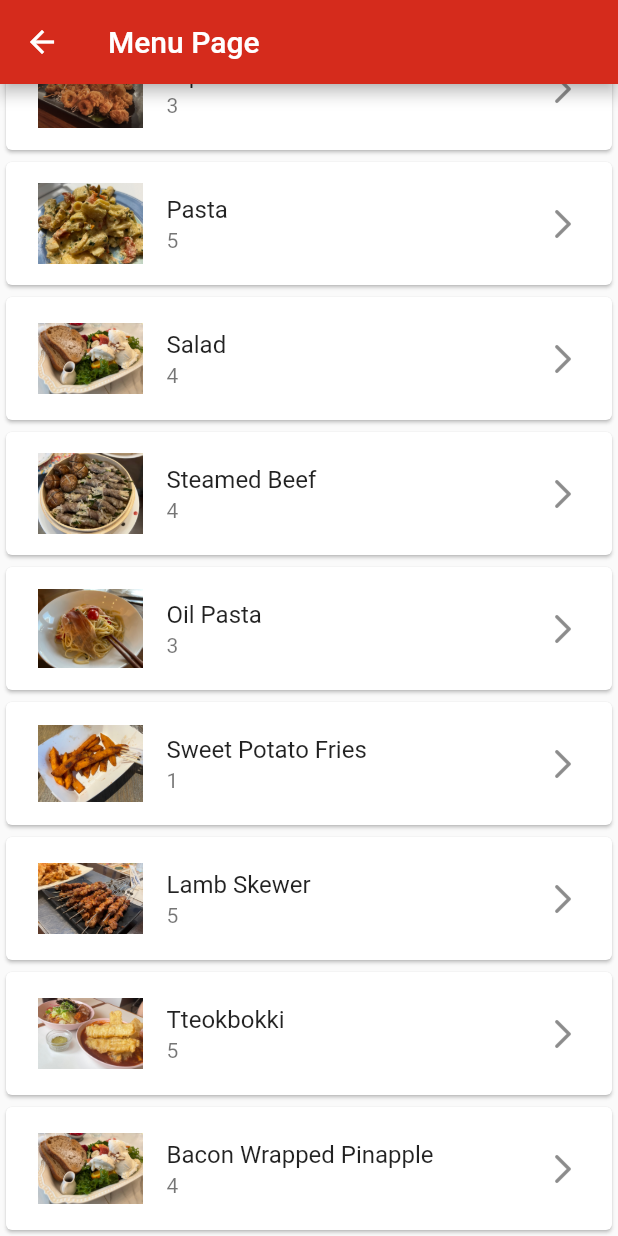
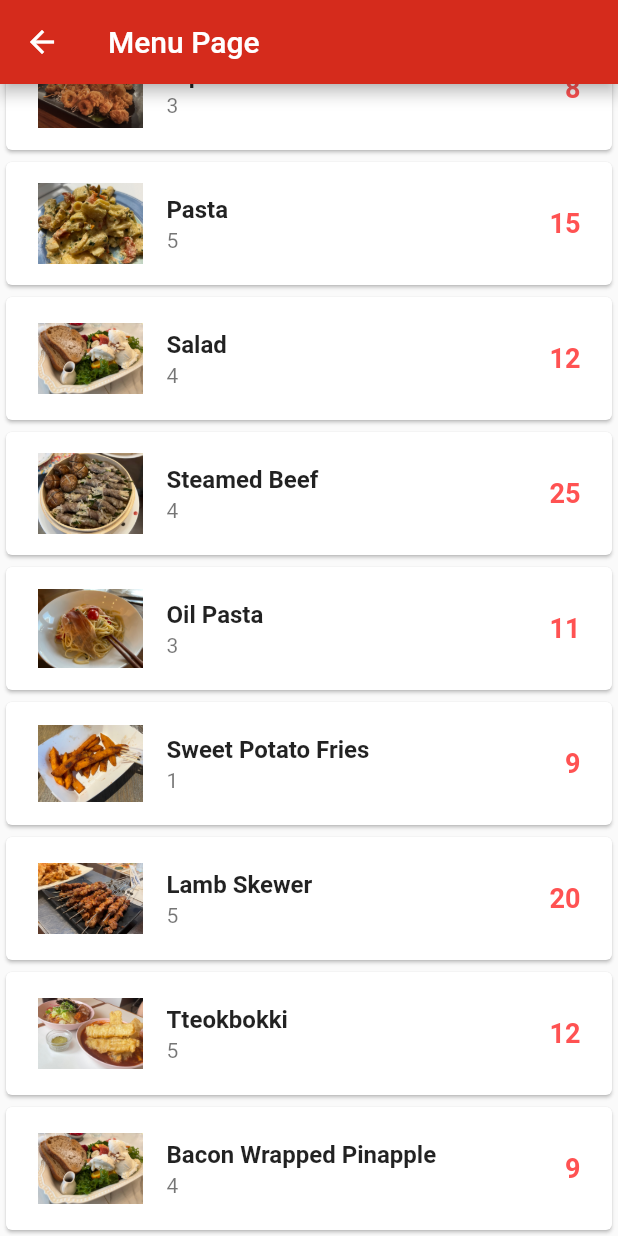
Before and after one commit to Haesun-Lee/tap_review, a Flutter app: the MenuPage screen opened by its route, scrolled down 42 dp, on a phone screen of 412 x 824 dp. Run offline on Flutter 3.47's test engine with Material 2 defaults, Android fonts, the phone set to English and light mode, and no system bars; missing offline and left inert: dart:ffi.

Commit message:
updated price and arrows

```diff
--- a/lib/utils/menu.dart
+++ b/lib/utils/menu.dart
@@ -6,12 +6,14 @@ class Menu {
   String menu_name;
   String description;
   String imageUrl;
+  int price;
   int rating;
 
   Menu(
       {required this.menu_name,
       required this.description,
       required this.imageUrl,
+      required this.price,
       required this.rating});
 }
 
@@ -20,46 +22,55 @@ List<Menu> MenuList = [
       menu_name: 'Squid Fries',
       description: 'This is very delicious fries made by Haesun',
       imageUrl: 'assets/Fries.jpeg',
+      price: 8,
       rating: 3),
   Menu(
       menu_name: 'Pasta',
       description: 'This is a Homemade pasta made by GT turtle',
       imageUrl: 'assets/Pasta.jpeg',
+      price: 15,
       rating: 5),
   Menu(
       menu_name: 'Salad',
       description: 'This is a Salad that I had back in Korea',
       imageUrl: 'assets/Salad.jpeg',
+      price: 12,
       rating: 4),
   Menu(
       menu_name: 'Steamed Beef',
       description:
           'This is very delicious Pyon Baek steam(shabu-shabu) made by Daeun',
       imageUrl: 'assets/Steamed.jpeg',
+      price: 25,
       rating: 4),
   Menu(
       menu_name: 'Oil Pasta',
       description: 'This is a Homemade oil pasta made by Kahye',
       imageUrl: 'assets/Oil_Pasta.jpeg',
+      price: 11,
       rating: 3),
   Menu(
       menu_name: 'Sweet Potato Fries',
       description: 'This is a Sweet potato fries by Dink Tea',
       imageUrl: 'assets/SweetPotato.jpeg',
+      price: 9,
       rating: 1),
   Menu(
       menu_name: 'Lamb Skewer',
       description: 'This is a very delicious lamb skewers by Kochi Maru',
       imageUrl: 'assets/Lamb.jpeg',
+      price: 20,
       rating: 5),
   Menu(
       menu_name: 'Tteokbokki',
       description: 'This is a K-Tteokbokki that I had in Korea',
       imageUrl: 'assets/Tteokbokki.jpeg',
+      price: 12,
       rating: 5),
   Menu(
       menu_name: 'Bacon Wrapped Pinapple',
       description: 'This is pinapple wrapped with bacon.',
       imageUrl: 'assets/Salad.jpeg',
+      price: 9,
       rating: 4),
 ];
--- a/lib/widgets/pages/menu_page.dart
+++ b/lib/widgets/pages/menu_page.dart
@@ -16,7 +16,10 @@ class _MenuPageState extends State<MenuPage> {
   @override
   Widget build(BuildContext context) {
     return Scaffold(
-      appBar: AppBar(title: Text('Menu Page'), backgroundColor: Color(0xFFd52b1c),),
+      appBar: AppBar(
+        title: Text('Menu Page'),
+        backgroundColor: Color(0xFFd52b1c),
+      ),
       body: ListView.builder(
         itemCount: MenuList.length,
         itemBuilder: (context, index) {
@@ -25,13 +28,22 @@ class _MenuPageState extends State<MenuPage> {
             child: Padding(
               padding: const EdgeInsets.all(5.0),
               child: ListTile(
-                title: Text(menu.menu_name),
+                title: Text(
+                  menu.menu_name,
+                  style: TextStyle(fontWeight: FontWeight.bold),
+                ),
                 subtitle: Text(menu.rating.toString()),
                 leading: Image.asset(
                   menu.imageUrl,
                   width: 70,
                 ),
-                trailing: Icon(Icons.arrow_forward_ios_rounded),
+                trailing: Text(
+                  menu.price.toString(),
+                  style: TextStyle(
+                      fontWeight: FontWeight.bold,
+                      fontSize: 18.0,
+                      color: Colors.redAccent),
+                ),
                 onTap: () {
                   Navigator.push(
                       context,
--- a/lib/widgets/pages/review_page.dart
+++ b/lib/widgets/pages/review_page.dart
@@ -17,17 +17,24 @@ class _ReviewPageState extends State<ReviewPage> {
   @override
   Widget build(BuildContext context) {
     return Scaffold(
-      appBar: AppBar(title: Text('Review Page'), backgroundColor: Color(0xFFd52b1c),),
+      appBar: AppBar(
+        title: Text('Review Page'),
+        backgroundColor: Color(0xFFd52b1c),
+      ),
       body: ListView.builder(
         itemCount: reviewList.length,
         itemBuilder: (context, index) {
           Review review = reviewList[index];
           return Card(
             child: ListTile(
-              title: Text(review.menu_name),
+              title: Text(
+                review.menu_name,
+                style: TextStyle(fontWeight: FontWeight.bold),
+              ),
               subtitle: Text(review.description),
               leading: Image.asset(review.imageUrl),
-              trailing: Icon(Icons.arrow_forward_ios_rounded),
+              trailing: Icon(Icons.arrow_forward_ios_rounded,
+                  color: Color(0xFFd52b1c)),
               onTap: () {
                 Navigator.push(
                     context,
```
